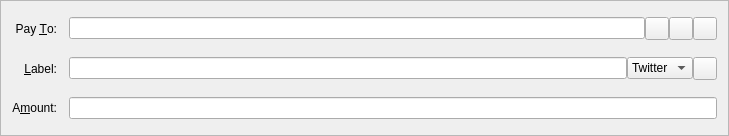
Old version of the form src/qt/forms/sendcoinsentry.ui in the repository chickenlove/mediterraneancoin.
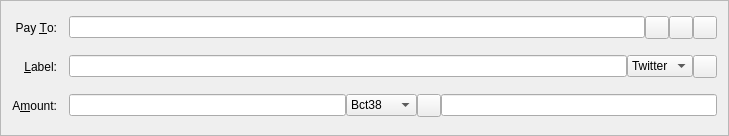
New version of the form. Icons and pictures are not drawn. Custom widgets are drawn as their Qt base class.

Commit message: get exchange rate from exchanges

Patch:
```diff
--- a/src/qt/forms/sendcoinsentry.ui
+++ b/src/qt/forms/sendcoinsentry.ui
@@ -55,8 +55,64 @@
    </item>
 
    <item row="5" column="1">
+
+    <layout class="QHBoxLayout" name="labelLayout2">
+     <property name="spacing">
+      <number>0</number>
+     </property>
+
+   <item >
     <widget class="BitcoinAmountField" name="payAmount"/>
    </item>
+
+    <item >
+     <widget class="QComboBox" name="exchangeComboBox">
+         <item>
+          <property name="text">
+           <string>Bct38</string>
+          </property>
+         </item>
+         <item>
+          <property name="text">
+           <string>Cryptsy</string>
+          </property>
+         </item>
+     </widget>
+    </item>
+
+
+     <item> 
+      <widget class="QToolButton" name="lookupExchangeValueButton">
+       <property name="toolTip">
+        <string>calculate value in BTC according to exchange</string>
+       </property>
+       <property name="text">
+        <string/>
+       </property>
+       <property name="icon">
+        <iconset resource="../bitcoin.qrc">
+         <normaloff>:/icons/lookupexchange</normaloff>:/icons/lookupexchange</iconset>
+       </property>
+       <property name="shortcut">
+        <string>Alt+X</string>
+       </property>
+      </widget>
+     </item>
+
+
+    <item>
+    <widget class="QValidatedLineEdit" name="exchangeResultLabel">
+     <property name="toolTip">
+      <string>calculated value in BTC of MED amount according to exchange</string>
+     </property>
+    </widget>
+    </item>
+
+    </layout>
+
+   </item>
+
+
 
    <item row="4" column="0">
     <widget class="QLabel" name="label_4">
```
Left out of the diff: 31 changed lines with no effect on the pictures. The commit also changes 5 other files.
